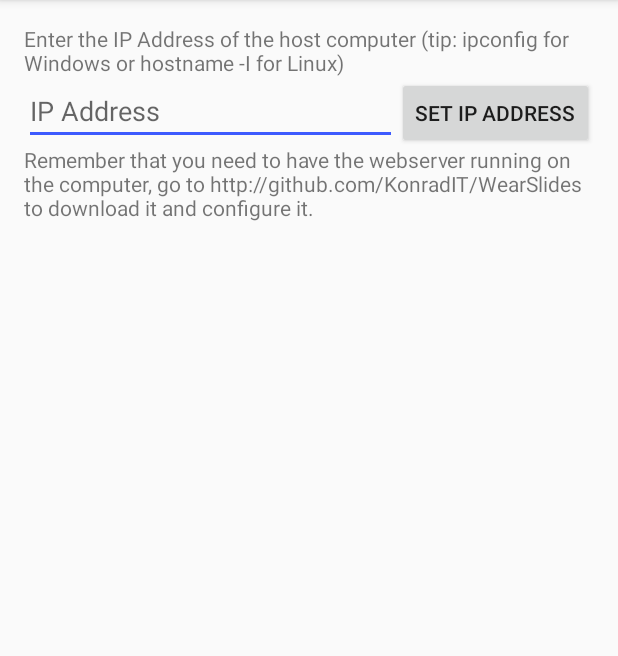
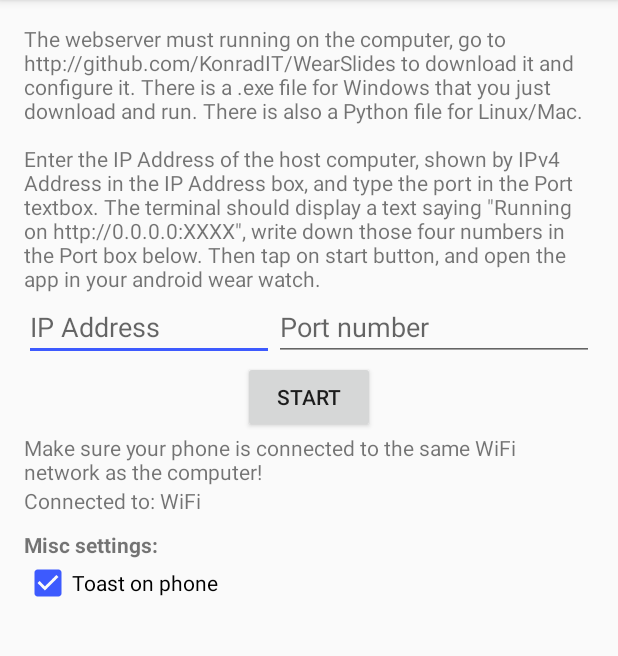
Before and after one commit to KonradIT/WearSlides, an Android app: the screen it shows after launch (PhoneActivity), on a phone screen of 412 x 824 dp, the part 84-740 px from its top. Run offline under Robolectric (Android 15) with nearby library versions, the phone set to English and light mode, and no system bars.

Commit message:
Added: Port box (and implemented to Listener), more explanations and connected WiFi network

```diff
--- a/mobile/src/main/AndroidManifest.xml
+++ b/mobile/src/main/AndroidManifest.xml
@@ -1,6 +1,8 @@
 <?xml version="1.0" encoding="utf-8"?>
 <manifest xmlns:android="http://schemas.android.com/apk/res/android"
     package="com.chernowii.wearslides">
+
+    <uses-permission android:name="android.permission.ACCESS_WIFI_STATE" />
     <uses-permission android:name="android.permission.VIBRATE"/>
     <uses-permission android:name="android.permission.INTERNET"/>
     <uses-permission android:name="android.permission.ACCESS_NETWORK_STATE" />
--- a/mobile/src/main/java/com/chernowii/wearslides/PhoneActivity.java
+++ b/mobile/src/main/java/com/chernowii/wearslides/PhoneActivity.java
@@ -2,6 +2,9 @@ package com.chernowii.wearslides;
 
 import android.content.Context;
 import android.content.SharedPreferences;
+import android.net.wifi.SupplicantState;
+import android.net.wifi.WifiInfo;
+import android.net.wifi.WifiManager;
 import android.os.Bundle;
 import android.support.design.widget.FloatingActionButton;
 import android.support.design.widget.Snackbar;
@@ -11,40 +14,65 @@ import android.view.View;
 import android.view.Menu;
 import android.view.MenuItem;
 import android.widget.Button;
+import android.widget.CheckBox;
 import android.widget.EditText;
 import android.widget.ImageButton;
+import android.widget.TextView;
 import android.widget.Toast;
 
 public class PhoneActivity extends AppCompatActivity {
     String IpAddress = "";
+    String Port = "";
+    String toastStatus = "";
     public static final String PREFS_NAME = "Preferences";
     public static final String ipsetting = "ip_address";
+    public static final String portsetting = "ip_port";
+    public static final String toastMessage = "toast_phone";
     @Override
     protected void onCreate(Bundle savedInstanceState) {
         super.onCreate(savedInstanceState);
         setContentView(R.layout.activity_phone);
         Toolbar toolbar = (Toolbar) findViewById(R.id.toolbar);
         setSupportActionBar(toolbar);
-        Button setOn = (Button) findViewById(R.id.setip);
-        setOn.setOnClickListener(new View.OnClickListener() {
+        Button config = (Button) findViewById(R.id.config);
+        config.setOnClickListener(new View.OnClickListener() {
             @Override
             public void onClick(View view) {
-                setIP();
+                configure();
             }
         });
+        WifiManager wifiManager = (WifiManager)getSystemService(Context.WIFI_SERVICE);
+        WifiInfo wifiInfo;
+
+        wifiInfo = wifiManager.getConnectionInfo();
+        if (wifiInfo.getSupplicantState()== SupplicantState.COMPLETED) {
+            TextView wifi = (TextView) findViewById(R.id.wifi);
+            wifi.setText(wifiInfo.getSSID());
+        }
 
     }
-    public void setIP(){
+    public void configure(){
         EditText IPADDRESS = (EditText) findViewById(R.id.ipbox);
         IpAddress = IPADDRESS.getText().toString();
+        EditText PORT = (EditText) findViewById(R.id.port);
+        Port = PORT.getText().toString();
+        boolean isChecked = ((CheckBox) findViewById(R.id.toast)).isChecked();
+        if (isChecked){
+            toastStatus = "true";
+        }
+        else{
+            toastStatus = "false";
+        }
         SharedPreferences settings;
         SharedPreferences.Editor editor;
         settings = getApplicationContext().getSharedPreferences(PREFS_NAME, Context.MODE_PRIVATE); //1
         editor = settings.edit(); //2
 
         editor.putString(ipsetting, IpAddress);
+        editor.putString(portsetting, Port);
+        editor.putString(toastMessage, toastStatus);
         editor.commit();
-        Toast.makeText(getApplicationContext(),"IP Set! " + IpAddress, Toast.LENGTH_SHORT).show();
+        Toast.makeText(getApplicationContext(),"All set! " + IpAddress, Toast.LENGTH_SHORT).show();
 
     }
 
--- a/mobile/src/main/res/layout/content_phone.xml
+++ b/mobile/src/main/res/layout/content_phone.xml
@@ -14,7 +14,7 @@
     <TextView
         android:layout_width="wrap_content"
         android:layout_height="wrap_content"
-        android:text="Enter the IP Address of the host computer (tip: ipconfig for Windows or hostname -I for Linux)"
+        android:text="The webserver must running on the computer, go to http://github.com/KonradIT/WearSlides to download it and configure it. There is a .exe file for Windows that you just download and run. There is also a Python file for Linux/Mac.\n\nEnter the IP Address of the host computer, shown by IPv4 Address in the IP Address box, and type the port in the Port textbox. The terminal should display a text saying &quot;Running on http://0.0.0.0:XXXX&quot;, write down those four numbers in the Port box below. Then tap on start button, and open the app in your android wear watch."
         android:id="@+id/textView" />
     <EditText
         android:layout_width="wrap_content"
@@ -23,18 +23,74 @@
         android:hint="IP Address"
         android:layout_below="@+id/textView"
         android:layout_alignParentStart="true"
-        android:layout_toStartOf="@+id/setip" />
+        android:layout_toStartOf="@+id/port" />
+
+    <EditText
+        android:layout_width="wrap_content"
+        android:layout_height="wrap_content"
+        android:inputType="number"
+        android:ems="10"
+        android:id="@+id/port"
+        android:hint="Port number"
+        android:layout_below="@+id/textView"
+        android:layout_alignParentEnd="true" />
+
     <Button
         android:layout_width="wrap_content"
         android:layout_height="wrap_content"
-        android:id="@+id/setip"
-        android:text="Set IP Address"
-        android:layout_below="@+id/textView"
-        android:layout_alignEnd="@+id/textView" />
+        android:text="START"
+        android:id="@+id/config"
+        android:layout_below="@+id/ipbox"
+        android:layout_centerHorizontal="true" />
+
+    <ImageView
+        android:layout_width="wrap_content"
+        android:layout_height="wrap_content"
+        android:id="@+id/imageView"
+        android:layout_below="@+id/config"
+        android:layout_alignParentStart="true" />
+
     <TextView
         android:layout_width="wrap_content"
         android:layout_height="wrap_content"
-        android:text="Remember that you need to have the webserver running on the computer, go to http://github.com/KonradIT/WearSlides to download it and configure it."
-        android:layout_below="@+id/ipbox"
+        android:text="Make sure your phone is connected to the same WiFi network as the computer!"
+        android:id="@+id/textView2"
+        android:layout_alignParentStart="true"
+        android:layout_below="@+id/imageView" />
+
+    <TextView
+        android:layout_width="wrap_content"
+        android:layout_height="wrap_content"
+        android:text="Connected to: "
+        android:id="@+id/textView4"
+        android:layout_below="@+id/textView2"
         android:layout_alignParentStart="true" />
+
+    <TextView
+        android:layout_width="wrap_content"
+        android:layout_height="wrap_content"
+        android:text="WiFi"
+        android:id="@+id/wifi"
+        android:layout_below="@+id/textView2"
+        android:layout_toEndOf="@+id/textView4" />
+
+    <CheckBox
+        android:layout_width="wrap_content"
+        android:layout_height="wrap_content"
+        android:text="Toast on phone"
+        android:id="@+id/toast"
+        android:layout_alignParentStart="true"
+        android:checked="true"
+        android:layout_below="@+id/textView3" />
+
+    <TextView
+        android:layout_width="wrap_content"
+        android:layout_height="wrap_content"
+        android:text="Misc settings:"
+        android:id="@+id/textView3"
+        android:layout_below="@+id/textView4"
+        android:layout_alignParentStart="true"
+        android:textStyle="bold"
+        android:layout_marginTop="10dp" />
+
 </RelativeLayout>
```
Also changed, not shown: mobile/src/main/java/com/chernowii/wearslides/Listener.java (+17 -4 lines).
